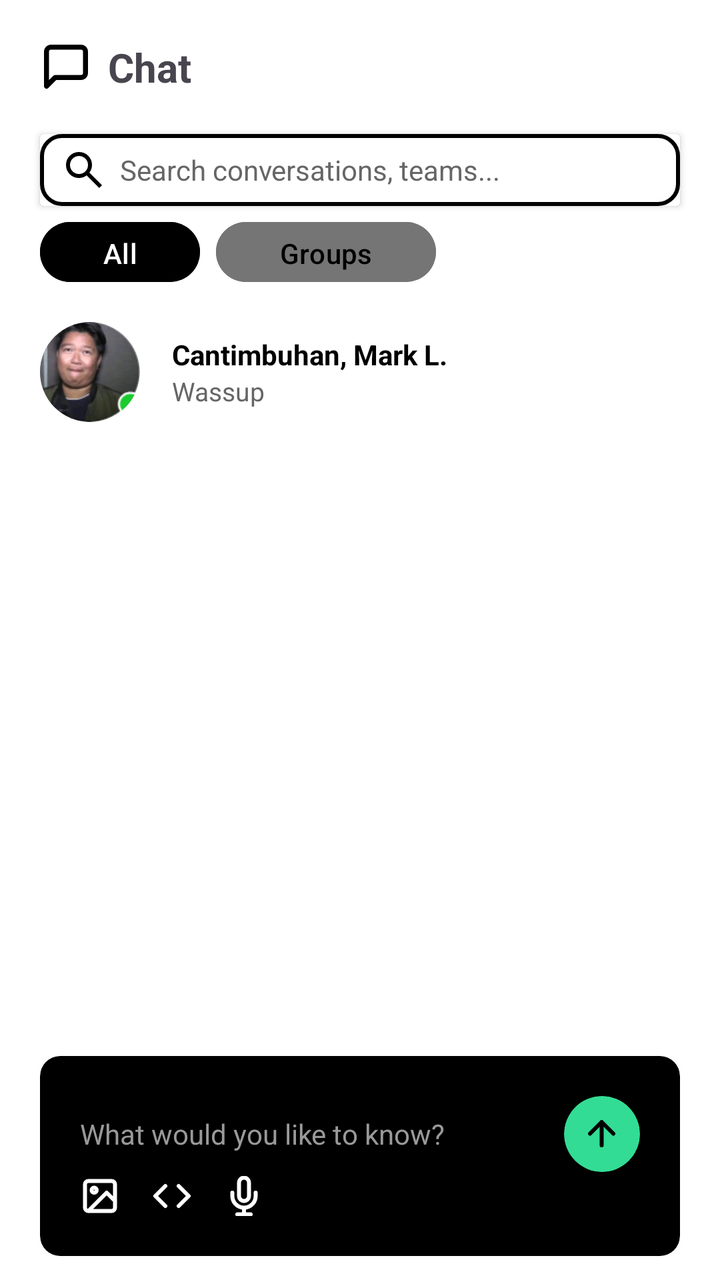
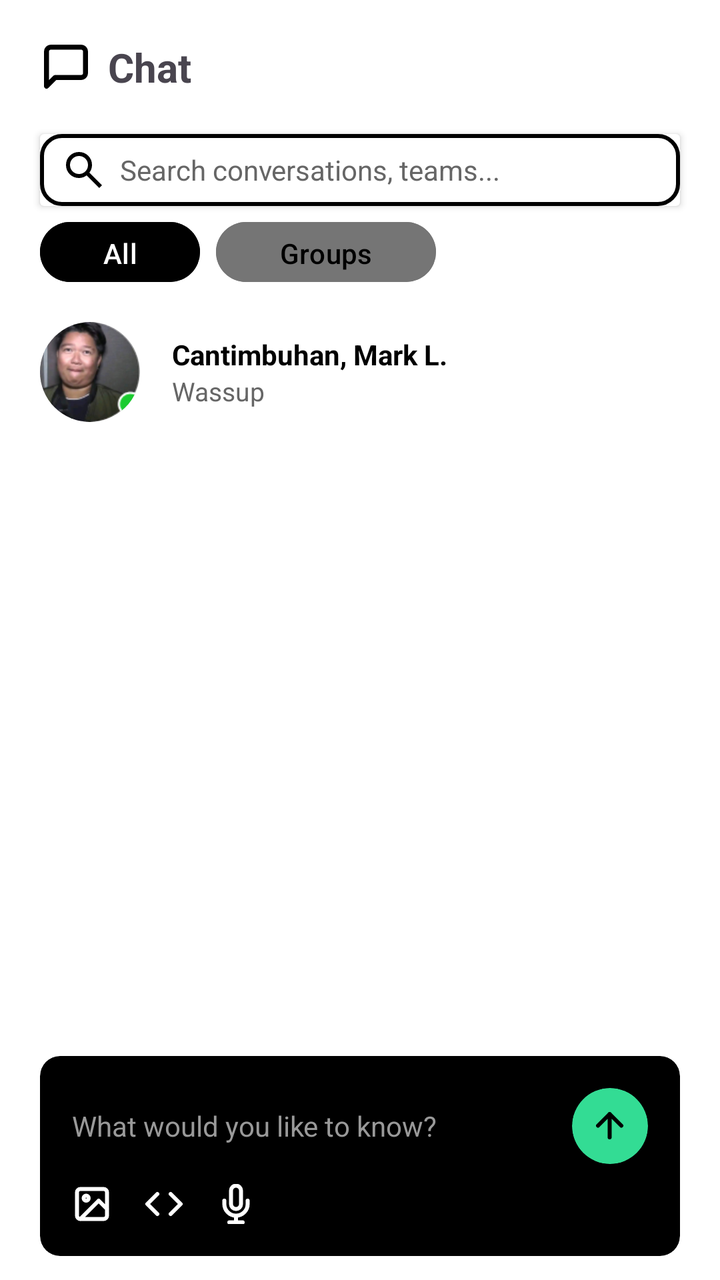

Before-and-after screenshots of an Android layout around one commit, followed by the original layout XML and the change that was made.
<!-- AndroidManifest.xml: application theme Theme.Syncly -->
<!-- res/layout/fragment_chat.xml -->
<?xml version="1.0" encoding="utf-8"?>
<FrameLayout xmlns:android="http://schemas.android.com/apk/res/android"
    xmlns:app="http://schemas.android.com/apk/res-auto"
    xmlns:tools="http://schemas.android.com/tools"
    android:id="@+id/main"
    android:layout_width="match_parent"
    android:layout_height="match_parent"
    android:background="#FFFFFF"
    tools:context=".fragments.Chat">

    <RelativeLayout
        android:layout_width="match_parent"
        android:layout_height="match_parent">
        <RelativeLayout
            android:layout_width="match_parent"
            android:layout_height="wrap_content"
            android:layout_margin="20dp"
            android:id="@+id/heading"
            >
            <ImageView
                android:layout_width="wrap_content"
                android:layout_height="wrap_content"
                android:src="@drawable/icon_chat"
                android:id="@+id/chatIcon"
                android:layout_centerVertical="true"
                app:tint="@color/black"
                />

            <TextView
                android:layout_width="wrap_content"
                android:layout_height="wrap_content"
                android:layout_toEndOf="@id/chatIcon"
                android:text="Chat"
                android:textSize="20dp"
                android:layout_marginLeft="8dp"
                android:textStyle="bold"
                android:layout_centerVertical="true"/>
        </RelativeLayout>

        <androidx.cardview.widget.CardView
            android:layout_width="match_parent"
            android:layout_height="wrap_content"
            android:id="@+id/searchContainer"
            android:layout_marginBottom="4dp"
            android:layout_marginHorizontal="20dp"
            android:layout_below="@id/heading"
            >
            <LinearLayout
                android:layout_width="match_parent"
                android:layout_height="wrap_content"
                android:orientation="horizontal"
                android:paddingVertical="6dp"
                android:layout_alignParentTop="true"
                android:background="@drawable/bg_outline_card">

                <ImageView
                    android:layout_width="24dp"
                    android:layout_height="24dp"
                    android:layout_marginStart="10dp"
                    android:src="@drawable/icon_search"
                    app:tint="#000000" />

                <EditText
                    android:layout_width="0dp"
                    android:layout_height="match_parent"
                    android:layout_marginStart="6dp"
                    android:layout_weight="1"
                    android:background="@null"
                    android:hint="Search conversations, teams..."
                    android:singleLine="true"
                    android:textColor="#000000"
                    android:textColorHint="#666666"
                    android:textSize="14sp" />

            </LinearLayout>
        </androidx.cardview.widget.CardView>
        <LinearLayout
            android:layout_width="match_parent"
            android:layout_height="wrap_content"
            android:orientation="horizontal"
            android:layout_below="@id/searchContainer"
            android:layout_marginHorizontal="20dp"
            android:id="@+id/filter">
            <com.google.android.material.button.MaterialButton
                android:layout_width="80dp"
                android:layout_height="38dp"
                android:text="All"
                android:backgroundTint="@color/black"
                android:layout_marginEnd="8dp"/>
            <com.google.android.material.button.MaterialButton
                android:layout_width="110dp"
                android:layout_height="38dp"
                android:text="Groups"
                android:backgroundTint="@color/gray"
                android:textColor="@color/black"/>
        </LinearLayout>

        <ScrollView
            android:layout_width="match_parent"
            android:layout_height="match_parent"
            android:layout_below="@id/filter"
            android:layout_marginHorizontal="20dp"
            android:layout_marginTop="8dp"
            android:layout_marginBottom="120dp">

            <LinearLayout
                android:layout_width="match_parent"
                android:layout_height="wrap_content"
                android:orientation="vertical">

                <androidx.constraintlayout.widget.ConstraintLayout
                    android:id="@+id/profile"
                    android:layout_width="match_parent"
                    android:layout_height="wrap_content"
                    android:paddingTop="8dp"
                    android:paddingBottom="8dp">

                    <androidx.cardview.widget.CardView
                        android:id="@+id/card1"
                        android:layout_width="50dp"
                        android:layout_height="50dp"
                        app:cardCornerRadius="25dp"
                        app:cardElevation="0dp"
                        app:layout_constraintStart_toStartOf="parent"
                        app:layout_constraintTop_toTopOf="parent">

                        <ImageView
                            android:layout_width="match_parent"
                            android:layout_height="match_parent"
                            android:background="#CCCCCC"
                            android:scaleType="centerCrop"
                            android:src="@drawable/sample_profile" />
                    </androidx.cardview.widget.CardView>

                    <TextView
                        android:id="@+id/name1"
                        android:layout_width="wrap_content"
                        android:layout_height="wrap_content"
                        android:layout_marginStart="16dp"
                        android:text="Cantimbuhan, Mark L."
                        android:textColor="#000000"
                        android:textSize="14sp"
                        android:textStyle="bold"
                        app:layout_constraintBottom_toTopOf="@+id/msg1"
                        app:layout_constraintStart_toEndOf="@+id/card1"
                        app:layout_constraintTop_toTopOf="@+id/card1"
                        app:layout_constraintVertical_chainStyle="packed" />

                    <TextView
                        android:id="@+id/msg1"
                        android:layout_width="wrap_content"
                        android:layout_height="wrap_content"
                        android:layout_marginStart="16dp"
                        android:text="Wassup"
                        android:textColor="#666666"
                        android:textSize="13sp"
                        app:layout_constraintBottom_toBottomOf="@+id/card1"
                        app:layout_constraintStart_toEndOf="@+id/card1"
                        app:layout_constraintTop_toBottomOf="@+id/name1" />
                </androidx.constraintlayout.widget.ConstraintLayout>
            </LinearLayout>
        </ScrollView>
    </RelativeLayout>
    <androidx.cardview.widget.CardView
        android:layout_width="match_parent"
        android:layout_height="100dp"
        android:backgroundTint="@color/black"
        app:cardCornerRadius="10dp"
        android:layout_marginHorizontal="20dp"
        android:layout_marginBottom="12dp"
        android:layout_gravity="bottom"
        app:cardElevation="0dp">
        <RelativeLayout
            android:id="@+id/chatbotContainer"
            android:layout_width="match_parent"
            android:layout_height="match_parent"
            android:padding="20dp"
            >

            <EditText
                android:id="@+id/chatbotInput"
                android:layout_width="290dp"
                android:layout_height="38dp"
                android:background="@null"
                android:hint="What would you like to know?"
                android:textColorHint="#999999"
                android:textColor="@color/white"
                android:textSize="14sp"/>

            <androidx.cardview.widget.CardView
                android:layout_width="38dp"
                android:layout_height="38dp"
                app:cardCornerRadius="40dp"
                android:backgroundTint="@color/green"
                android:padding="4dp"
                android:layout_alignParentEnd="true"
                android:id="@+id/sendBtn">
                <ImageButton
                    android:layout_width="28dp"
                    android:layout_height="28dp"
                    android:src="@drawable/icon_send"
                    android:backgroundTint="@color/green"
                    android:layout_gravity="center"
                    android:background="@android:color/transparent"
                    />
            </androidx.cardview.widget.CardView>

            <LinearLayout
                android:layout_width="wrap_content"
                android:layout_height="wrap_content"
                android:layout_marginTop="16dp"
                android:orientation="horizontal"
                android:layout_alignParentBottom="true">

                <ImageView
                    android:layout_width="20dp"
                    android:layout_height="20dp"
                    android:layout_marginEnd="16dp"
                    android:src="@drawable/icon_image"
                    app:tint="#FFFFFF" />

                <ImageView
                    android:layout_width="20dp"
                    android:layout_height="20dp"
                    android:layout_marginEnd="16dp"
                    android:src="@drawable/icon_code"
                    app:tint="#FFFFFF" />

                <ImageView
                    android:layout_width="20dp"
                    android:layout_height="20dp"
                    android:src="@drawable/icon_mic"
                    app:tint="#FFFFFF" />

            </LinearLayout>

        </RelativeLayout>
    </androidx.cardview.widget.CardView>
</FrameLayout>
<!-- resources referenced by this layout -->
<resources>
  <color name="black">#FF000000</color>
  <color name="gray">#757575</color>
  <color name="green">#33DC94</color>
  <color name="white">#FFFFFFFF</color>
  <!-- drawable bg_outline_card (drawable) -->
  <?xml version="1.0" encoding="utf-8"?>
  <shape xmlns:android="http://schemas.android.com/apk/res/android"
      android:shape="rectangle">
  
      <solid android:color="@color/white"/>
      <stroke android:color="@color/black"
          android:width="2dp"/>
      <corners
          android:topLeftRadius="10dp"
          android:topRightRadius="10dp"
          android:bottomLeftRadius="10dp"
          android:bottomRightRadius="10dp"/>
  
  </shape>
  <!-- drawable icon_chat (drawable) -->
  <vector xmlns:android="http://schemas.android.com/apk/res/android"
      android:width="26dp"
      android:height="26dp"
      android:viewportWidth="26"
      android:viewportHeight="26">
    <path
        android:pathData="M22.75,16.25C22.75,16.825 22.522,17.376 22.115,17.782C21.709,18.188 21.158,18.417 20.583,18.417H7.583L3.25,22.75V5.417C3.25,4.842 3.478,4.291 3.885,3.885C4.291,3.478 4.842,3.25 5.417,3.25H20.583C21.158,3.25 21.709,3.478 22.115,3.885C22.522,4.291 22.75,4.842 22.75,5.417V16.25Z"
        android:strokeLineJoin="round"
        android:strokeWidth="2.5"
        android:fillColor="#00000000"
        android:strokeColor="#ffffff"
        android:strokeLineCap="round"/>
  </vector>
  <!-- drawable icon_code (drawable) -->
  <vector xmlns:android="http://schemas.android.com/apk/res/android"
      android:width="20dp"
      android:height="20dp"
      android:viewportWidth="20"
      android:viewportHeight="20">
    <path
        android:pathData="M13.333,15L18.333,10L13.333,5M6.667,5L1.667,10L6.667,15"
        android:strokeLineJoin="round"
        android:strokeWidth="2"
        android:fillColor="#00000000"
        android:strokeColor="#ffffff"
        android:strokeLineCap="round"/>
  </vector>
  <!-- drawable icon_image (drawable) -->
  <vector xmlns:android="http://schemas.android.com/apk/res/android"
      android:width="20dp"
      android:height="20dp"
      android:viewportWidth="20"
      android:viewportHeight="20">
    <path
        android:pathData="M4.167,17.5H15.833C16.754,17.5 17.5,16.754 17.5,15.833V4.167C17.5,3.246 16.754,2.5 15.833,2.5H4.167C3.246,2.5 2.5,3.246 2.5,4.167V15.833C2.5,16.754 3.246,17.5 4.167,17.5ZM4.167,17.5L13.333,8.333L17.5,12.5M8.333,7.083C8.333,7.774 7.774,8.333 7.083,8.333C6.393,8.333 5.833,7.774 5.833,7.083C5.833,6.393 6.393,5.833 7.083,5.833C7.774,5.833 8.333,6.393 8.333,7.083Z"
        android:strokeLineJoin="round"
        android:strokeWidth="2"
        android:fillColor="#00000000"
        android:strokeColor="#ffffff"
        android:strokeLineCap="round"/>
  </vector>
  <!-- drawable icon_search (drawable) -->
  <vector xmlns:android="http://schemas.android.com/apk/res/android"
      android:width="24dp"
      android:height="24dp"
      android:viewportWidth="960"
      android:viewportHeight="960">
    <path
        android:pathData="M784,840 L532,588q-30,24 -69,38t-83,14q-109,0 -184.5,-75.5T120,380q0,-109 75.5,-184.5T380,120q109,0 184.5,75.5T640,380q0,44 -14,83t-38,69l252,252 -56,56ZM380,560q75,0 127.5,-52.5T560,380q0,-75 -52.5,-127.5T380,200q-75,0 -127.5,52.5T200,380q0,75 52.5,127.5T380,560Z"
        android:fillColor="#e3e3e3"/>
  </vector>
  <!-- drawable icon_send (drawable) -->
  <vector xmlns:android="http://schemas.android.com/apk/res/android"
      android:width="14dp"
      android:height="14dp"
      android:viewportWidth="14"
      android:viewportHeight="14">
    <path
        android:pathData="M6.833,12.667V1M6.833,1L1,6.833M6.833,1L12.667,6.833"
        android:strokeLineJoin="round"
        android:strokeWidth="2"
        android:fillColor="#000000"
        android:strokeColor="#000000"
        android:strokeLineCap="round"/>
  </vector>
  <style name="Theme.Syncly" parent="Base.Theme.Syncly" />
  <style name="Base.Theme.Syncly" parent="Theme.Material3.DayNight.NoActionBar">
          
          
      </style>
  <!-- unchanged entries left out for length: 2 -->
</resources>

<!-- the commit's change to res/layout/fragment_chat.xml (unified diff, before → after) -->
@@ -174,7 +174,7 @@
             android:id="@+id/chatbotContainer"
             android:layout_width="match_parent"
             android:layout_height="match_parent"
-            android:padding="20dp"
+            android:padding="16dp"
             >
 
             <EditText
